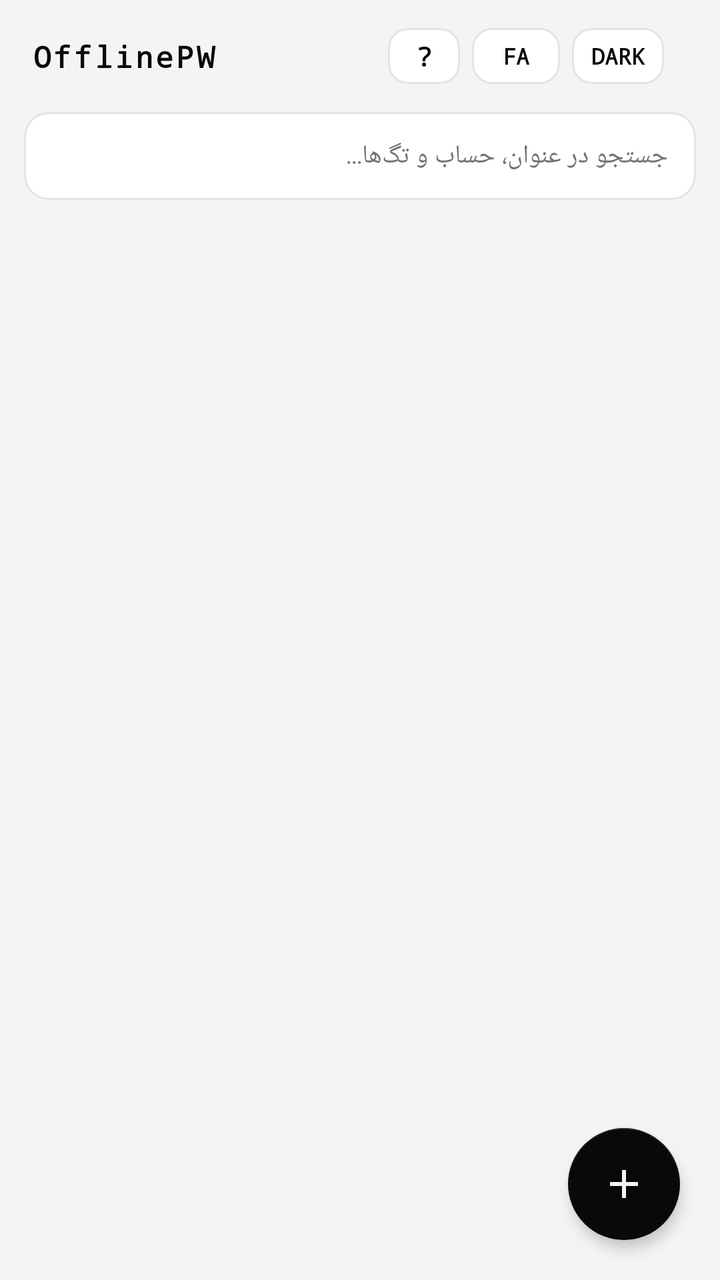
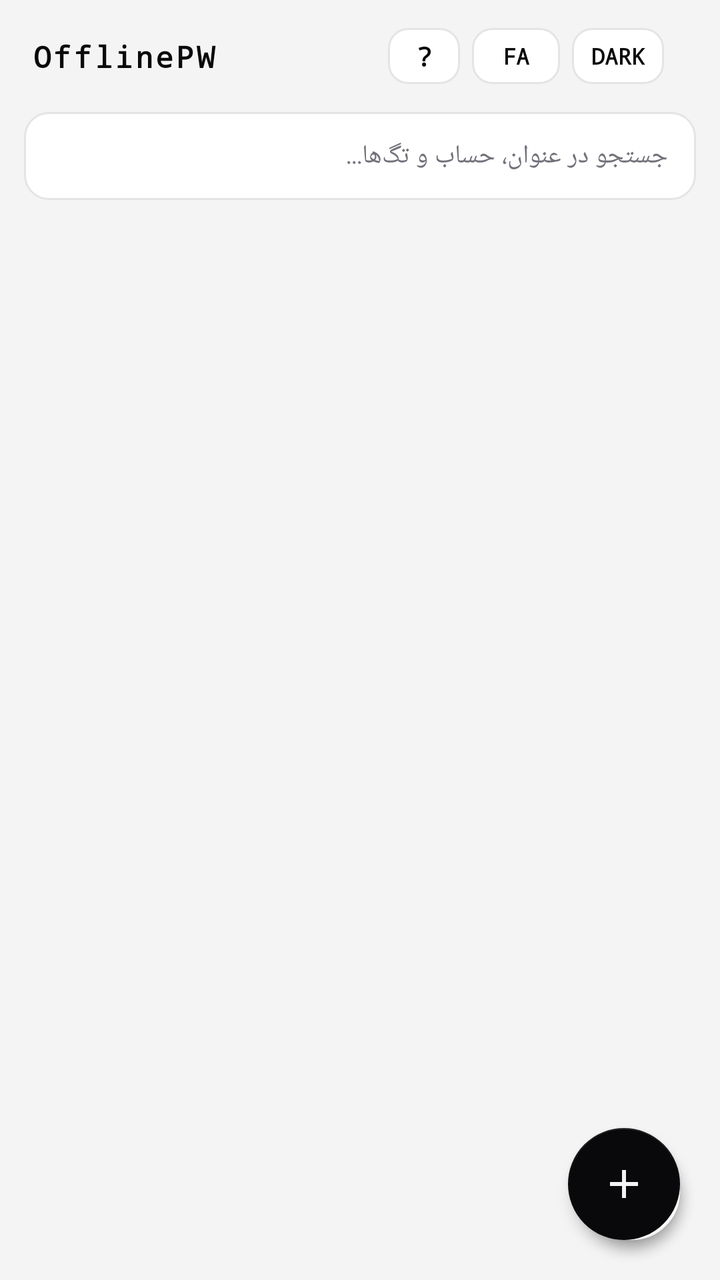

An Android layout rendered at two revisions. The XML below is the earlier revision; the diff shows what the commit changed to produce the second picture.
<!-- AndroidManifest.xml: application theme Theme.Material3.Dark.NoActionBar -->
<!-- res/layout/activity_main.xml -->
<?xml version="1.0" encoding="utf-8"?>
<androidx.coordinatorlayout.widget.CoordinatorLayout
    xmlns:android="http://schemas.android.com/apk/res/android"
    xmlns:app="http://schemas.android.com/apk/res-auto"
    android:id="@+id/mainRootLayout"
    android:layout_width="match_parent"
    android:layout_height="match_parent"
    android:background="@color/nordic_bg">

    <com.google.android.material.appbar.AppBarLayout
        android:id="@+id/appBarLayout"
        android:layout_width="match_parent"
        android:layout_height="wrap_content"
        android:background="@color/nordic_bg"
        app:elevation="0dp">

        <androidx.appcompat.widget.Toolbar
            android:id="@+id/toolbar"
            android:layout_width="match_parent"
            android:layout_height="56dp"
            android:paddingHorizontal="14dp">

            <androidx.constraintlayout.widget.ConstraintLayout
                android:layout_width="match_parent"
                android:layout_height="match_parent">

                
                <TextView
                    android:id="@+id/tvAppTitle"
                    android:layout_width="wrap_content"
                    android:layout_height="wrap_content"
                    android:text="OfflinePW"
                    android:textColor="@color/nordic_text_primary"
                    android:textStyle="bold"
                    android:letterSpacing="0.08"
                    android:fontFamily="monospace"
                    android:textSize="15sp"
                    app:layout_constraintStart_toStartOf="parent"
                    app:layout_constraintTop_toTopOf="parent"
                    app:layout_constraintBottom_toBottomOf="parent" />

                
                <LinearLayout
                    android:layout_width="wrap_content"
                    android:layout_height="wrap_content"
                    android:orientation="horizontal"
                    android:gravity="center_vertical"
                    app:layout_constraintEnd_toEndOf="parent"
                    app:layout_constraintTop_toTopOf="parent"
                    app:layout_constraintBottom_toBottomOf="parent">

                    
                    <com.google.android.material.button.MaterialButton
                        android:id="@+id/btnAbout"
                        style="@style/Widget.Material3.Button.TonalButton"
                        android:layout_width="36dp"
                        android:layout_height="36dp"
                        android:padding="0dp"
                        android:text="?"
                        android:textSize="13sp"
                        android:textStyle="bold"
                        android:fontFamily="monospace"
                        android:textColor="@color/nordic_text_primary"
                        app:backgroundTint="@color/nordic_tonal_btn_bg"
                        app:strokeColor="@color/nordic_border"
                        app:strokeWidth="1dp"
                        app:cornerRadius="10dp"
                        android:layout_marginEnd="6dp" />

                    
                    <com.google.android.material.button.MaterialButton
                        android:id="@+id/btnLanguage"
                        style="@style/Widget.Material3.Button.TonalButton"
                        android:layout_width="wrap_content"
                        android:layout_height="36dp"
                        android:minWidth="44dp"
                        android:paddingHorizontal="10dp"
                        android:paddingVertical="0dp"
                        android:text="FA"
                        android:textSize="11sp"
                        android:textStyle="bold"
                        android:fontFamily="monospace"
                        android:textColor="@color/nordic_text_primary"
                        app:backgroundTint="@color/nordic_tonal_btn_bg"
                        app:strokeColor="@color/nordic_border"
                        app:strokeWidth="1dp"
                        app:cornerRadius="10dp"
                        android:layout_marginEnd="6dp" />

                    
                    <com.google.android.material.button.MaterialButton
                        android:id="@+id/btnThemeToggle"
                        style="@style/Widget.Material3.Button.TonalButton"
                        android:layout_width="wrap_content"
                        android:layout_height="36dp"
                        android:minWidth="46dp"
                        android:paddingHorizontal="8dp"
                        android:paddingVertical="0dp"
                        android:text="DARK"
                        android:textSize="11sp"
                        android:textStyle="bold"
                        android:fontFamily="monospace"
                        android:textColor="@color/nordic_text_primary"
                        app:backgroundTint="@color/nordic_tonal_btn_bg"
                        app:strokeColor="@color/nordic_border"
                        app:strokeWidth="1dp"
                        app:cornerRadius="10dp" />
                </LinearLayout>

            </androidx.constraintlayout.widget.ConstraintLayout>
        </androidx.appcompat.widget.Toolbar>

        <EditText
            android:id="@+id/etSearch"
            android:layout_width="match_parent"
            android:layout_height="44dp"
            android:layout_marginHorizontal="12dp"
            android:layout_marginBottom="10dp"
            android:hint="جستجو در عنوان، حساب و تگ‌ها..."
            android:textColorHint="@color/nordic_text_secondary"
            android:textColor="@color/nordic_text_primary"
            android:textSize="13sp"
            android:paddingHorizontal="14dp"
            android:background="@drawable/bg_search_input" />
    </com.google.android.material.appbar.AppBarLayout>

    <androidx.recyclerview.widget.RecyclerView
        android:id="@+id/rvVault"
        android:layout_width="match_parent"
        android:layout_height="match_parent"
        android:clipToPadding="false"
        android:paddingTop="4dp"
        android:paddingBottom="90dp"
        app:layout_behavior="@string/appbar_scrolling_view_behavior" />

    <com.google.android.material.floatingactionbutton.FloatingActionButton
        android:id="@+id/fabAdd"
        android:layout_width="wrap_content"
        android:layout_height="wrap_content"
        android:layout_gravity="bottom|end"
        android:layout_margin="20dp"
        android:src="@drawable/ic_add"
        app:backgroundTint="@color/nordic_text_primary"
        app:tint="@color/nordic_bg"
        app:elevation="4dp" />

</androidx.coordinatorlayout.widget.CoordinatorLayout>
<!-- resources referenced by this layout -->
<resources>
  <color name="nordic_bg">#F4F4F5</color>
  <color name="nordic_border">#E4E4E7</color>
  <color name="nordic_text_primary">#09090B</color>
  <color name="nordic_text_secondary">#71717A</color>
  <color name="nordic_tonal_btn_bg">#FFFFFF</color>
  <!-- drawable bg_search_input (drawable) -->
  <?xml version="1.0" encoding="utf-8"?>
  <shape xmlns:android="http://schemas.android.com/apk/res/android">
      <solid android:color="@color/nordic_surface" />
      <stroke android:width="1dp" android:color="@color/nordic_border" />
      <corners android:radius="12dp" />
  </shape>
  <!-- drawable ic_add (drawable) -->
  <vector xmlns:android="http://schemas.android.com/apk/res/android"
      android:width="24dp"
      android:height="24dp"
      android:viewportWidth="24"
      android:viewportHeight="24">
    <path
        android:fillColor="#09090B"
        android:pathData="M19,13h-6v6h-2v-6H5v-2h6V5h2v6h6v2z"/>
  </vector>
  <style name="Theme.Material3.Dark.NoActionBar" parent="Theme.MaterialComponents.DayNight.NoActionBar">
          <item name="android:statusBarColor">@color/nordic_bg</item>
          <item name="android:windowBackground">@color/nordic_bg</item>
      </style>
  <color name="nordic_surface">#FFFFFF</color>
</resources>

<!-- the commit's change to res/layout/activity_main.xml (unified diff, before → after) -->
@@ -133,6 +133,21 @@
         android:paddingBottom="90dp"
         app:layout_behavior="@string/appbar_scrolling_view_behavior" />
 
+    
+    <com.google.android.material.floatingactionbutton.FloatingActionButton
+        android:id="@+id/fabBackup"
+        android:layout_width="wrap_content"
+        android:layout_height="wrap_content"
+        android:layout_gravity="bottom|end"
+        android:layout_margin="20dp"
+        android:layout_marginBottom="88dp"
+        app:fabCustomSize="48dp"
+        app:maxImageSize="22dp"
+        android:src="@drawable/ic_backup"
+        app:backgroundTint="@color/nordic_tonal_btn_bg"
+        app:tint="@color/nordic_text_primary"
+        app:elevation="4dp" />
+
     <com.google.android.material.floatingactionbutton.FloatingActionButton
         android:id="@+id/fabAdd"
         android:layout_width="wrap_content"
<!-- resource entries referenced after the edit -->
@@ -22,6 +22,16 @@
         android:fillColor="#09090B"
         android:pathData="M19,13h-6v6h-2v-6H5v-2h6V5h2v6h6v2z"/>
   </vector>
+  <!-- drawable ic_backup (drawable) -->
+  <vector xmlns:android="http://schemas.android.com/apk/res/android"
+      android:width="24dp"
+      android:height="24dp"
+      android:viewportWidth="24"
+      android:viewportHeight="24">
+    <path
+        android:fillColor="#FFFFFFFF"
+        android:pathData="M19.35,10.04C18.67,6.59 15.64,4 12,4 9.11,4 6.6,5.64 5.35,8.04 2.34,8.36 0,10.91 0,14c0,3.31 2.69,6 6,6h13c2.76,0 5,-2.24 5,-5 0,-2.64 -2.05,-4.78 -4.65,-4.96zM14,17v-4h-4v-4H7l5,-5 5,5h-3z"/>
+  </vector>
   <style name="Theme.Material3.Dark.NoActionBar" parent="Theme.MaterialComponents.DayNight.NoActionBar">
           <item name="android:statusBarColor">@color/nordic_bg</item>
           <item name="android:windowBackground">@color/nordic_bg</item>
